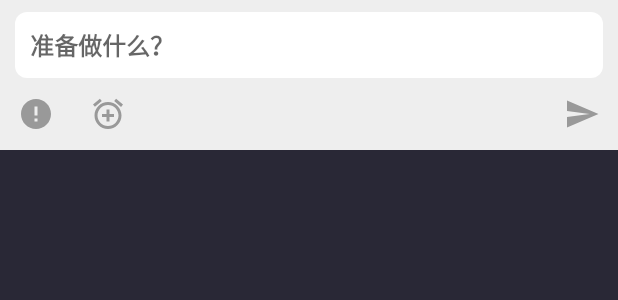
After one commit to CoderShang/SQLiteTodoList, an Android app: the layout add_bottom_popup.xml on its own in the app's theme, with its tools: preview values and no code run, on a phone screen of 412 x 824 dp. The commit adds this screen. Shown: the top 300 px of the screen. Run offline under Robolectric (Android 15) with nearby library versions, the phone set to English and light mode, and no system bars.

Commit message:
添加todo换成弹窗模式

```diff
--- a/app/build.gradle
+++ b/app/build.gradle
@@ -5,7 +5,7 @@ android {
     buildToolsVersion "29.0.1"
     defaultConfig {
         applicationId "com.shang.todolist"
-        minSdkVersion 15
+        minSdkVersion 21
         targetSdkVersion 28
         versionCode 1
         versionName "1.0"
@@ -28,7 +28,7 @@ dependencies {
     implementation 'com.android.support.constraint:constraint-layout:1.1.3'
     implementation 'com.android.support:design:28.0.0'
     implementation 'com.github.CymChad:BaseRecyclerViewAdapterHelper:2.9.47'
-    implementation 'com.ashokvarma.android:bottom-navigation-bar:2.1.0'
+//    implementation 'com.ashokvarma.android:bottom-navigation-bar:2.1.0'
     implementation 'org.greenrobot:eventbus:3.0.0'
-    implementation 'com.billy.android:smart-swipe:1.0.7'
+    implementation 'com.lxj:xpopup:1.8.8'
 }
--- a/app/src/main/AndroidManifest.xml
+++ b/app/src/main/AndroidManifest.xml
@@ -14,7 +14,8 @@
         android:supportsRtl="true"
         android:theme="@style/AppTheme">
         <activity
-            android:name=".ui.MainActivity">
+            android:name=".ui.MainActivity"
+            android:windowSoftInputMode="adjustResize">
             <intent-filter>
                 <action android:name="android.intent.action.MAIN" />
 
@@ -23,7 +24,7 @@
         </activity>
         <activity
             android:name=".ui.EditActivity"
-            android:windowSoftInputMode="adjustPan" />
+            android:windowSoftInputMode="adjustResize" />
 
         <provider
             android:name=".db.TodoListProvider"
--- /dev/null
+++ b/app/src/main/res/drawable/ic_send.xml
@@ -0,0 +1,5 @@
+<vector android:height="24dp" android:tint="#292836"
+    android:viewportHeight="24.0" android:viewportWidth="24.0"
+    android:width="24dp" xmlns:android="http://schemas.android.com/apk/res/android">
+    <path android:fillColor="#FF000000" android:pathData="M2.01,21L23,12 2.01,3 2,10l15,2 -15,2z"/>
+</vector>
--- /dev/null
+++ b/app/src/main/res/drawable/shape_add_bg.xml
@@ -0,0 +1,6 @@
+<?xml version="1.0" encoding="utf-8"?>
+<shape xmlns:android="http://schemas.android.com/apk/res/android"
+    android:shape="rectangle">
+    <corners android:radius="8dp" />
+    <solid android:color="#ffffff" />
+</shape>
--- /dev/null
+++ b/app/src/main/res/layout/add_bottom_popup.xml
@@ -0,0 +1,54 @@
+<LinearLayout xmlns:android="http://schemas.android.com/apk/res/android"
+    android:layout_width="match_parent"
+    android:layout_height="wrap_content"
+    android:background="#eeeeee"
+    android:orientation="vertical"
+    android:paddingTop="8dp">
+
+    <EditText
+        android:id="@+id/et_comment"
+        android:layout_width="match_parent"
+        android:layout_height="wrap_content"
+        android:layout_marginLeft="10dp"
+        android:layout_marginRight="10dp"
+        android:background="@drawable/shape_add_bg"
+        android:hint="准备做什么？"
+        android:lineSpacingExtra="3dp"
+        android:padding="10dp"
+        android:textSize="16sp"
+        android:textStyle="bold" />
+
+    <RelativeLayout
+        android:layout_width="match_parent"
+        android:layout_height="wrap_content">
+
+        <ImageView
+            android:id="@+id/btn_mark"
+            android:layout_width="48dp"
+            android:layout_height="48dp"
+            android:foreground="?android:attr/selectableItemBackground"
+            android:padding="12dp"
+            android:src="@drawable/ic_urgent"
+            android:tint="@color/disable" />
+
+        <ImageView
+            android:id="@+id/btn_alarm"
+            android:layout_width="48dp"
+            android:layout_height="48dp"
+            android:layout_toRightOf="@+id/btn_mark"
+            android:foreground="?android:attr/selectableItemBackground"
+            android:padding="12dp"
+            android:src="@drawable/ic_add_alarm"
+            android:tint="@color/disable" />
+
+        <ImageView
+            android:id="@+id/btn_add"
+            android:layout_width="48dp"
+            android:layout_height="48dp"
+            android:layout_alignParentRight="true"
+            android:foreground="?android:attr/selectableItemBackground"
+            android:padding="12dp"
+            android:src="@drawable/ic_send"
+            android:tint="@color/disable" />
+    </RelativeLayout>
+</LinearLayout>
--- a/app/src/main/res/values/colors.xml
+++ b/app/src/main/res/values/colors.xml
@@ -4,6 +4,8 @@
     <color name="colorPrimaryDark">#292836</color>
     <color name="colorAccent">#D81B60</color>
 
+    <color name="urgent_red">#FF193D</color>
+    <color name="disable">#999999</color>
     <color name="bg">#F0F0F0</color>
     <color name="white_color">#fff</color>
     <color name="gray_color">#4b4b58</color>
```
Also changed, not shown: app/src/main/java/com/shang/todolist/db/TodoBean.java (renamed from app/src/main/java/com/shang/todolist/db/TodoListBean.java, +9 -9 lines), app/src/main/java/com/shang/todolist/ui/EditActivity.java (+6 -25 lines), app/src/main/java/com/shang/todolist/ui/MainActivity.java (+12 -7 lines), app/src/main/java/com/shang/todolist/ui/TodoFragment.java (+61 -56 lines), app/src/main/java/com/shang/todolist/ui/adapter/ItemDragAndSwipeCallback.java (added, +195 -0 lines), app/src/main/java/com/shang/todolist/ui/adapter/TodoListAdapter.java (+4 -32 lines), app/src/main/java/com/shang/todolist/ui/widget/AddTodoBottomPopup.java (added, +120 -0 lines), app/src/main/java/com/shang/todolist/ui/widget/ZhihuCommentPopup.java (added, +57 -0 lines), app/src/main/res/layout/item_todo.xml (+9 -11 lines), app/src/main/res/layout/main_content.xml (+9 -9 lines).
